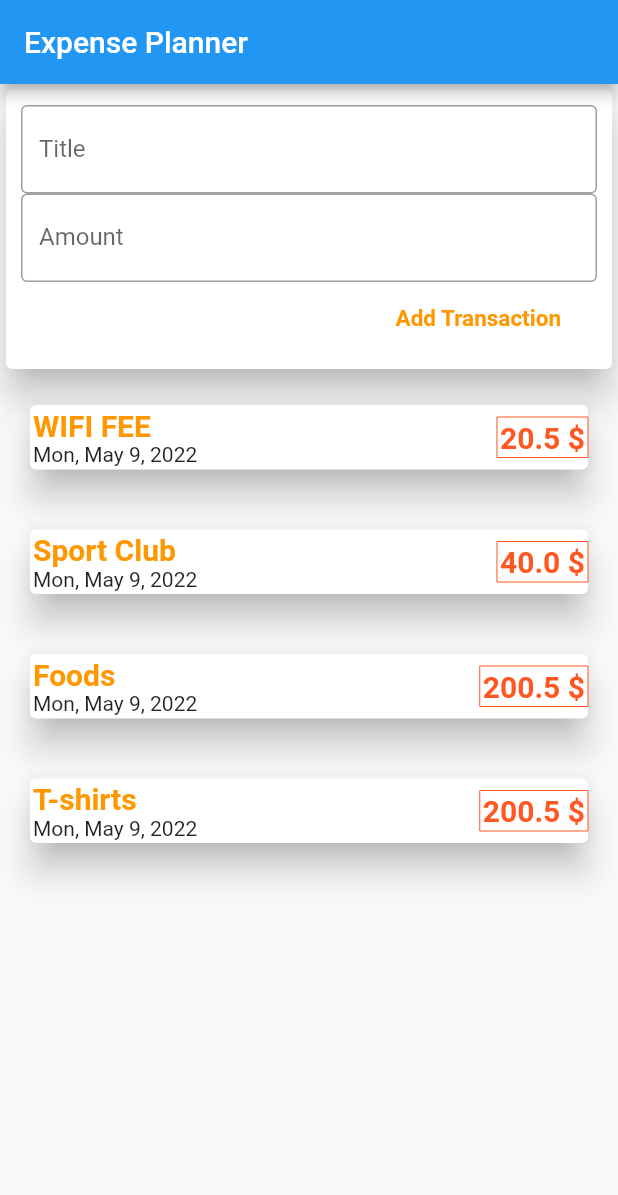
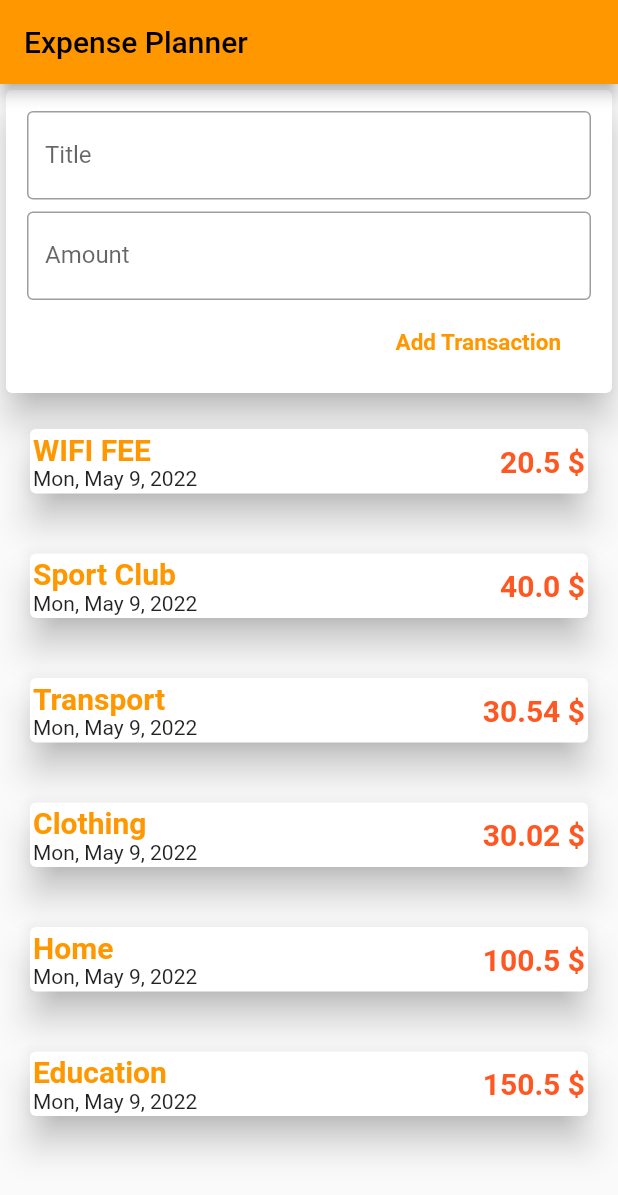
Before and after one commit to hamzaaitbenyissa/expense_planner, a Flutter app: the screen it shows after launch, on a phone screen of 412 x 824 dp. Shown: the top 1195 px of the screen. Run offline on Flutter 3.47's test engine with Material 2 defaults, Android fonts, the phone set to English and light mode, and no system bars.

Commit message:
immigration to ListView builder

```diff
--- a/lib/main.dart
+++ b/lib/main.dart
@@ -10,7 +10,11 @@ class MyApp extends StatelessWidget {
         title: 'Expense Planner',
         home: Scaffold(
             appBar: AppBar(
-              title: const Text('Expense Planner'),
+              backgroundColor: Colors.orange,
+              title: const Text(
+                'Expense Planner',
+                style: TextStyle(color: Colors.black),
+              ),
             ),
             body: SingleChildScrollView(child: UserTransactions())));
   }
--- a/lib/widgets/new_transaction.dart
+++ b/lib/widgets/new_transaction.dart
@@ -16,21 +16,25 @@ class NewTransaction extends StatelessWidget {
           child: Column(
             crossAxisAlignment: CrossAxisAlignment.end,
             children: [
-              TextField(
+              Container(
+                margin: EdgeInsets.all(4),
+                child: TextField(
                   controller: titlecontroller,
                   decoration: InputDecoration(
                     border: OutlineInputBorder(),
                     labelText: 'Title',
                   ),
-                // onChanged: (value) => {this.title = value},
                 ),
-              TextField(
+              ),
+              Container(
+                margin: EdgeInsets.all(4),
+                child: TextField(
                   controller: amountcontroller,
                   decoration: InputDecoration(
                     border: OutlineInputBorder(),
                     labelText: 'Amount',
                   ),
-                // onChanged: (value) => {this.amount = value},
+                ),
               ),
               FlatButton(
                   child: TextButton(
--- a/lib/widgets/transactions_list.dart
+++ b/lib/widgets/transactions_list.dart
@@ -13,9 +13,12 @@ class TransactionsList extends StatelessWidget {
   Widget build(BuildContext context) {
     return Container(
         height: 500,
-      child: SingleChildScrollView(
-        child: Column(
-            children: transactions.map((tx) {
+
+        // ListView.builder is better than ListView because it works with lazy loading
+
+        child: ListView.builder(
+            itemCount: transactions.length,
+            itemBuilder: (BuildContext context, int index) {
               return Container(
                   width: double.infinity,
                   margin: const EdgeInsets.all(6),
@@ -30,25 +33,24 @@ class TransactionsList extends StatelessWidget {
                               crossAxisAlignment: CrossAxisAlignment.start,
                               children: [
                                 Text(
-                              tx.title,
+                                  transactions[index].title,
                                   style: TextStyle(
                                       color: Colors.orange,
                                       fontWeight: FontWeight.bold,
                                       fontSize: 20),
                                   textAlign: TextAlign.center,
                                 ),
-                            Text(DateFormat.yMMMEd().format(tx.date),
+                                Text(
+                                    DateFormat.yMMMEd()
+                                        .format(transactions[index].date),
                                     textAlign: TextAlign.center),
                               ],
                             ),
                           ),
                           Container(
                               padding: EdgeInsets.all(2),
-                          decoration: BoxDecoration(
-                            border: Border.all(color: Colors.deepOrange, width: 0),
-                          ),
                               child: Text(
-                            tx.amount.toString() + " \$",
+                                transactions[index].amount.toString() + " \$",
                                 textAlign: TextAlign.center,
                                 style: TextStyle(
                                     color: Colors.deepOrange,
@@ -58,8 +60,6 @@ class TransactionsList extends StatelessWidget {
                         ]),
                     elevation: 10,
                   ));
-        }).toList()),
-      ),
-    );
+            }));
   }
 }
--- a/lib/widgets/user_transactions.dart
+++ b/lib/widgets/user_transactions.dart
@@ -14,9 +14,12 @@ class _UserTransactionsState extends State<UserTransactions> {
         id: "T1", title: "WIFI FEE", amount: 20.5, date: DateTime.now()),
     Transaction(
         id: "T2", title: "Sport Club", amount: 40, date: DateTime.now()),
-    Transaction(id: "T3", title: "Foods", amount: 200.5, date: DateTime.now()),
     Transaction(
-        id: "T4", title: "T-shirts", amount: 200.5, date: DateTime.now()),
+        id: "T4", title: "Transport", amount: 30.54, date: DateTime.now()),
+    Transaction(
+        id: "T5", title: "Clothing", amount: 30.02, date: DateTime.now()),
+    Transaction(id: "T6", title: "Home", amount: 100.5, date: DateTime.now()),
+    Transaction(id: "T7", title: "Education", amount: 150.5, date: DateTime.now()),
   ];
 
 //  (_) means , it's private to its library
@@ -36,6 +39,9 @@ class _UserTransactionsState extends State<UserTransactions> {
     return Column(
         mainAxisAlignment: MainAxisAlignment.start,
         crossAxisAlignment: CrossAxisAlignment.center,
-        children: [NewTransaction(_AddNewTransaction), TransactionsList(_transactions)]);
+        children: [
+          NewTransaction(_AddNewTransaction),
+          TransactionsList(_transactions)
+        ]);
   }
 }
```
Lines whose indentation alone changed are shown as unchanged.
